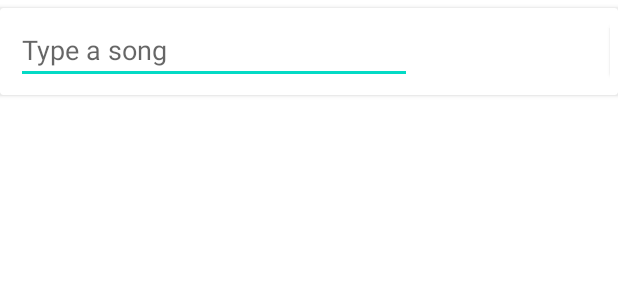
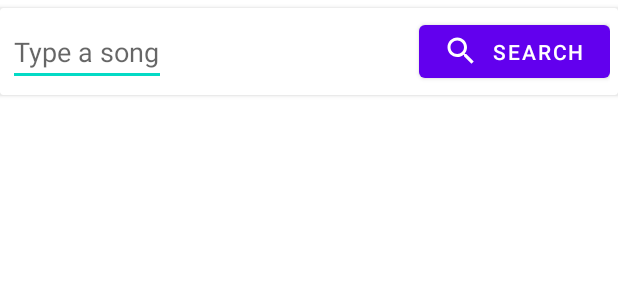
Before and after one commit to PaquitoelChocolatero/android-recomendador, an Android app: the layout search_bar.xml on its own in the app's theme, with its tools: preview values and no code run, on a phone screen of 412 x 824 dp. Shown: the top 300 px of the screen. Run offline under Robolectric (Android 15) with nearby library versions, the phone set to English and light mode, and no system bars; network calls fail.

Commit message:
Search UI

```diff
--- a/app/src/main/java/es/uc3m/g1/musey/model/Repository.kt
+++ b/app/src/main/java/es/uc3m/g1/musey/model/Repository.kt
@@ -44,12 +44,12 @@ class Repository (context: Context) {
 
         val resp = call.execute()
 
-        var response: List<Track> = emptyList()
+        var response: Array<Track> = emptyArray()
 
         if (resp.isSuccessful) {
             response = resp?.body()?.tracks ?: response
         }
 
-        return response
+        return response.toList()
     }
 }
--- a/app/src/main/res/layout/search_bar.xml
+++ b/app/src/main/res/layout/search_bar.xml
@@ -12,34 +12,30 @@
 
     <androidx.constraintlayout.widget.ConstraintLayout
         android:layout_width="match_parent"
-        android:layout_height="match_parent"
-        android:orientation="horizontal">
-
-        <com.google.android.material.textfield.TextInputEditText
-            android:id="@+id/input"
-            android:layout_marginRight="132dp"
-            android:layout_marginLeft="5dp"
-            android:layout_width="match_parent"
-            android:layout_height="wrap_content"
-            android:layout_alignParentTop="true"
-            android:layout_alignParentEnd="true"
-            android:hint="@string/search_hint"
-            app:layout_constraintEnd_toStartOf="@+id/button"
-            app:layout_constraintStart_toStartOf="parent"
-            app:layout_constraintTop_toTopOf="parent" />
+        android:layout_height="match_parent">
 
         <Button
             android:id="@+id/button"
             android:layout_width="127dp"
             android:layout_height="47dp"
-            android:layout_marginRight="5dp"
             android:layout_alignParentTop="true"
             android:layout_alignParentEnd="true"
             android:text="@string/search"
             app:icon="@drawable/ic_baseline_search_24"
+            app:layout_constraintBottom_toBottomOf="parent"
             app:layout_constraintEnd_toEndOf="parent"
-            app:layout_constraintTop_toTopOf="parent"
-            app:layout_constraintStart_toEndOf="@id/input"/>
+            app:layout_constraintTop_toTopOf="parent" />
+
+        <com.google.android.material.textfield.TextInputEditText
+            android:id="@+id/input"
+            android:layout_width="wrap_content"
+            android:layout_height="wrap_content"
+            android:layout_alignParentTop="true"
+            android:layout_alignParentEnd="true"
+            android:hint="@string/search_hint"
+            app:layout_constraintBottom_toBottomOf="parent"
+            app:layout_constraintStart_toStartOf="parent"
+            app:layout_constraintTop_toTopOf="parent" />
     </androidx.constraintlayout.widget.ConstraintLayout>
 
 </androidx.cardview.widget.CardView>
```
Also changed, not shown: app/src/main/java/es/uc3m/g1/musey/model/api/lastfm/SearchResult.kt (+4 -6 lines), app/src/main/java/es/uc3m/g1/musey/viewModel/ViewModelSearch.kt (+13 -6 lines), app/src/main/res/navigation/main.xml (+11 -3 lines).
